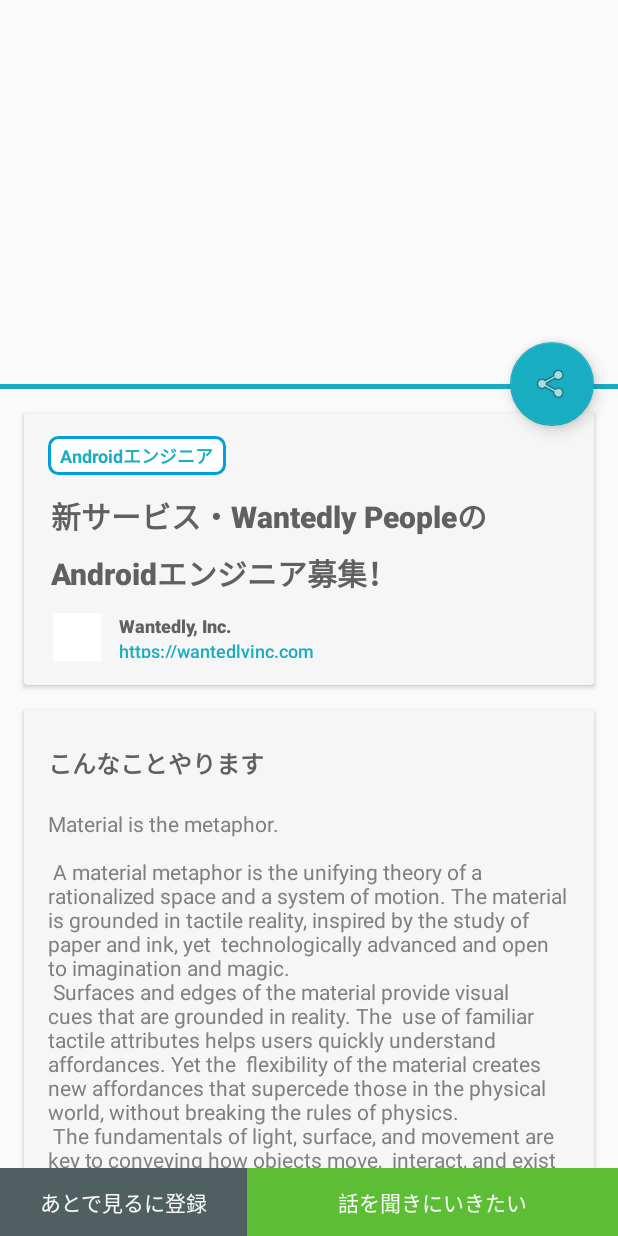
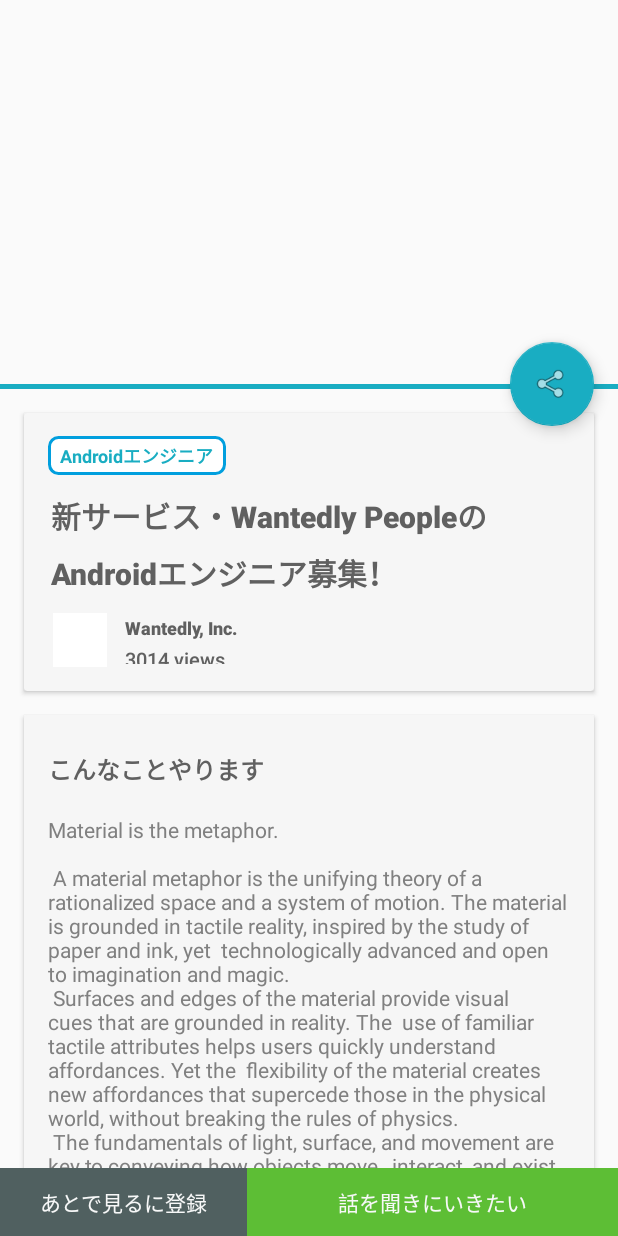
Before and after one commit to mzkii/WantedlyVisit, an Android app: the DetailActivity screen opened directly, with no data from a screen before it, on a phone screen of 412 x 824 dp. Run offline under Robolectric (Android 15) with nearby library versions, the phone set to English and light mode, and no system bars; libraries missing offline, so code that uses them is left out: kotterknife.bindView; plain views replace RoundedImageView; pictures from the network do not load; 30 statements that could not run were skipped.

Commit message:
詳細画面に閲覧回数を表示するようにした

```diff
--- a/app/build.gradle
+++ b/app/build.gradle
@@ -41,6 +41,7 @@ dependencies {
     compile 'io.reactivex.rxjava2:rxandroid:2.0.1'
     compile 'com.github.bumptech.glide:glide:3.6.1'
     compile 'com.jakewharton:kotterknife:0.1.0-SNAPSHOT'
+    compile 'com.sackcentury:shinebutton:0.1.9'
 }
 
 repositories {
--- a/app/src/main/java/com/fmzk/dev/wantedlyvisit/DetailActivity.kt
+++ b/app/src/main/java/com/fmzk/dev/wantedlyvisit/DetailActivity.kt
@@ -21,8 +21,8 @@ class DetailActivity : AppCompatActivity() {
     private val payrollNumber: TextView by bindView(R.id.detail_payroll_number)
     private val address: TextView by bindView(R.id.detail_address)
     private val url: TextView by bindView(R.id.detail_url)
+    private val pageView: TextView by bindView(R.id.page_view)
 
-    private val companyUrl: TextView by bindView(R.id.company_url)
     private val author: TextView by bindView(R.id.author)
     private val description: TextView by bindView(R.id.detail_description)
     private val company: TextView by bindView(R.id.detail_company)
@@ -41,6 +41,7 @@ class DetailActivity : AppCompatActivity() {
                 intent.getStringExtra("json_data"),
                 JobDetailHolder::class.java!!)
 
+        pageView.text = data.jobDetail.page_view + " " + "views"
         founder.text = data.jobDetail.company.founder
         foundedOn.text = data.jobDetail.company.founded_on
         payrollNumber.text = data.jobDetail.company.payroll_number
@@ -52,7 +53,6 @@ class DetailActivity : AppCompatActivity() {
         description.text = data.jobDetail.description
         lookingFor.text = data.jobDetail.looking_for
         company.text = data.jobDetail.company.name
-        companyUrl.text = data.jobDetail.company.url
 
         if (data.jobDetail.image != null) {
             Glide.with(backdrop.context)
--- a/app/src/main/java/com/fmzk/dev/wantedlyvisit/JobDetail.kt
+++ b/app/src/main/java/com/fmzk/dev/wantedlyvisit/JobDetail.kt
@@ -6,6 +6,7 @@ import com.google.gson.annotations.SerializedName
  * Created by fmzk on 2017/10/24.
  */
 data class JobDetail(
+        @SerializedName("page_view") val page_view: String,
         @SerializedName("title") val title: String,
         @SerializedName("description") val description: String,
         @SerializedName("looking_for") val looking_for: String,
--- a/app/src/main/res/layout/activity_detail.xml
+++ b/app/src/main/res/layout/activity_detail.xml
@@ -105,8 +105,8 @@
 
                         <com.makeramen.roundedimageview.RoundedImageView
                             android:id="@+id/company_icon"
-                            android:layout_width="32dp"
-                            android:layout_height="32dp"
+                            android:layout_width="36dp"
+                            android:layout_height="36dp"
                             android:layout_alignParentEnd="true"
                             android:layout_alignParentTop="true"
                             android:layout_marginLeft="3dp"
@@ -126,6 +126,7 @@
                                 android:id="@+id/detail_company"
                                 android:layout_width="match_parent"
                                 android:layout_height="wrap_content"
+                                android:layout_marginTop="1dp"
                                 android:autoText="false"
                                 android:text="Wantedly, Inc."
                                 android:textAppearance="@style/TextAppearance.AppCompat.Title"
@@ -134,16 +135,15 @@
                                 android:textStyle="bold" />
 
                             <TextView
-                                android:id="@+id/company_url"
+                                android:id="@+id/page_view"
                                 android:layout_width="match_parent"
                                 android:layout_height="wrap_content"
-                                android:autoLink="web"
+                                android:layout_marginTop="3dp"
                                 android:autoText="false"
-                                android:text="https://wantedlyinc.com"
+                                android:text="3014 views"
                                 android:textAppearance="@style/TextAppearance.AppCompat.Title"
-                                android:textColor="#808080"
-                                android:textColorLink="@color/colorPrimary"
-                                android:textSize="12sp"
+                                android:textColor="#606060"
+                                android:textSize="13sp"
                                 android:textStyle="normal" />
 
                         </LinearLayout>
```
